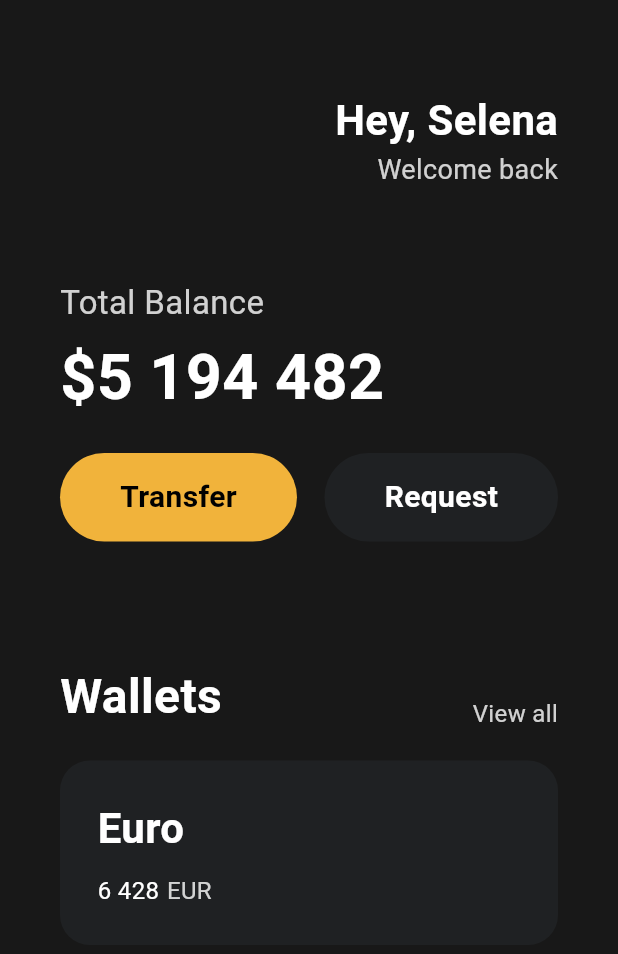
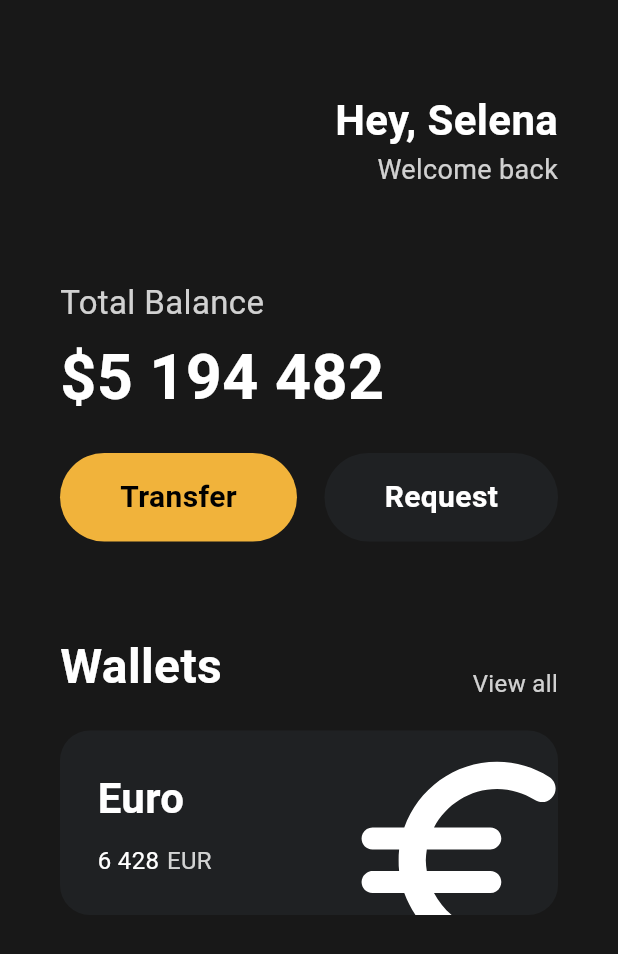
Before and after one commit to Odyssey409/toonflix, a Flutter app: the screen it shows after launch, on a phone screen of 412 x 824 dp. Shown: the top 954 px of the screen. Run offline on Flutter 3.47's test engine with Material 3 defaults, Android fonts, the phone set to English and light mode, and no system bars.

Commit message:
#3.7 Icons and Transforms
flutter에서 아이콘 사용법을 학습 Icons 클래스에 엄청 많이 있다... 또한, transform에서 offset을 활용하여 아이콘의 위치 수정과 scale을 활용한 크기 키우기 및 clipBehavior을 활용한 overflow 처리하기 등을 학습함

```diff
--- a/lib/main.dart
+++ b/lib/main.dart
@@ -95,7 +95,7 @@ class App extends StatelessWidget {
                 ],
               ),
               const SizedBox(
-                height: 80,
+                height: 60,
               ),
               Row(
                 crossAxisAlignment: CrossAxisAlignment.end,
@@ -120,6 +120,7 @@ class App extends StatelessWidget {
                 height: 20,
               ),
               Container(
+                clipBehavior: Clip.hardEdge,
                 decoration: BoxDecoration(
                   color: const Color(0XFF1F2123),
                   borderRadius: BorderRadius.circular(20),
@@ -127,6 +128,7 @@ class App extends StatelessWidget {
                 child: Padding(
                   padding: const EdgeInsets.all(25),
                   child: Row(
+                    mainAxisAlignment: MainAxisAlignment.spaceBetween,
                     children: [
                       Column(
                         crossAxisAlignment: CrossAxisAlignment.start,
@@ -154,14 +156,27 @@ class App extends StatelessWidget {
                               const SizedBox(
                                 width: 5,
                               ),
-                              Text('EUR',
-                                  style: TextStyle(
-                                    color: Colors.white.withOpacity(0.8),
-                                    fontSize: 16,
-                                  ))
+                              Text(
+                                'EUR',
+                                style: TextStyle(
+                                  color: Colors.white.withOpacity(0.8),
+                                  fontSize: 16,
+                                ),
+                              )
                             ],
                           )
                         ],
+                      ),
+                      Transform.scale(
+                        scale: 2.5,
+                        child: Transform.translate(
+                          offset: const Offset(-1, 10),
+                          child: const Icon(
+                            Icons.euro_rounded,
+                            color: Colors.white,
+                            size: 70,
+                          ),
+                        ),
                       )
                     ],
                   ),
```
